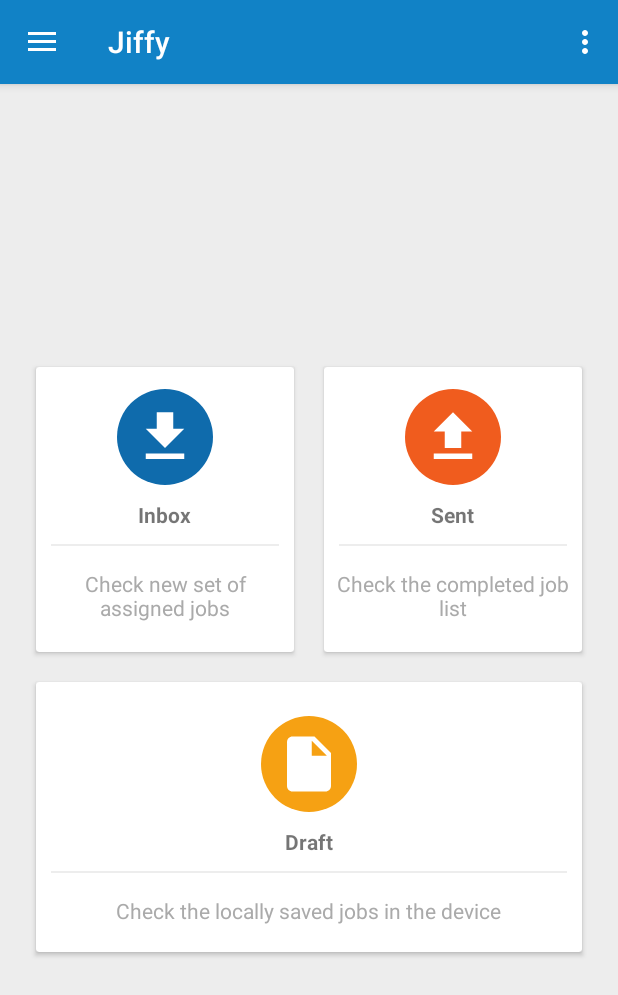
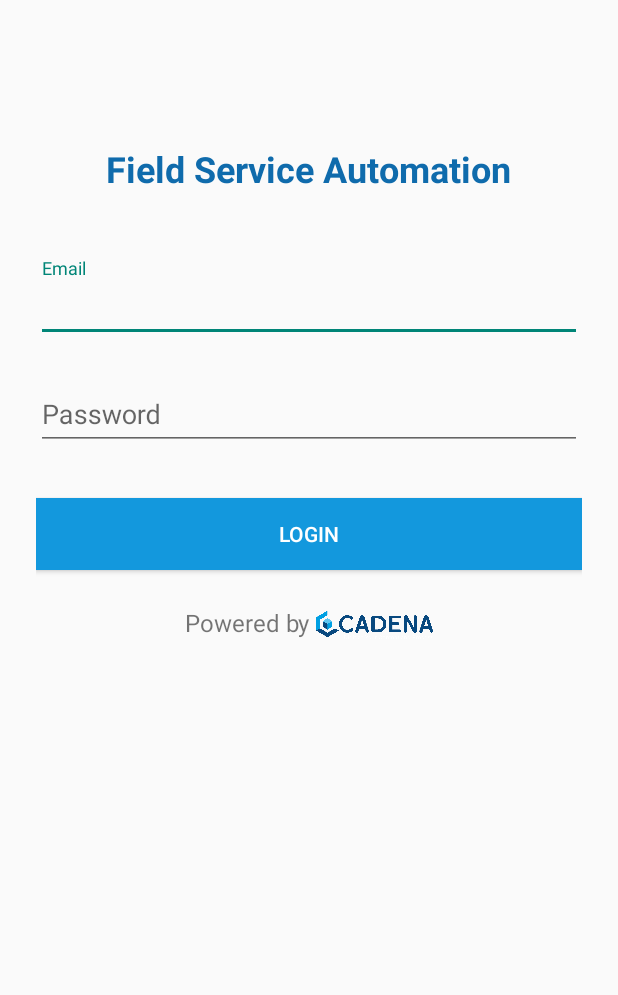
Before and after one commit to SumanBandopadhyay/IntelligentSurveyManagement, an Android app: the screen it shows after launch (DigitalFormActivity before the commit, LoginActivity after it), on a phone screen of 412 x 824 dp. Shown: the top 995 px of the screen. Run offline under Robolectric (Android 15) with nearby library versions, the phone set to English and light mode, and no system bars.

Commit message:
Author: Poulami Bhose Time: 22-8-2018 05:54PM Description: Login Page Design

```diff
--- a/app/build.gradle
+++ b/app/build.gradle
@@ -24,6 +24,7 @@ android {
         sourceCompatibility 1.8
     }
 }
+
 
 
 dependencies {
--- a/app/src/main/AndroidManifest.xml
+++ b/app/src/main/AndroidManifest.xml
@@ -2,6 +2,12 @@
 <manifest xmlns:android="http://schemas.android.com/apk/res/android"
     package="com.example.suman.intelligentsurveymanagement">
 
+    <uses-permission android:name="android.permission.INTERNET" />
+    <uses-permission android:name="android.permission.CAMERA" />
+    <uses-permission android:name="android.permission.ACCESS_FINE_LOCATION" />
+    <uses-permission android:name="android.permission.ACCESS_COARSE_LOCATION" />
+    <uses-permission android:name="android.permission.READ_EXTERNAL_STORAGE" />
+    <uses-permission android:name="android.permission.WRITE_EXTERNAL_STORAGE" />
 
     <application
         android:allowBackup="true"
@@ -12,27 +18,29 @@
         android:theme="@style/AppTheme.NoActionBar">
         <activity
             android:name="intelligentsurveymanagement.activities.DigitalFormActivity"
+            android:configChanges="orientation|screenSize|keyboardHidden"
             android:label="@string/app_name"
-            android:configChanges="orientation|screenSize|keyboardHidden"
             android:theme="@style/AppTheme.NoActionBar">
             <intent-filter>
                 <action android:name="android.intent.action.MAIN" />
 
-                <category android:name="android.intent.category.LAUNCHER" />
+                <!--<category android:name="android.intent.category.LAUNCHER" />-->
             </intent-filter>
         </activity>
 
         <meta-data
             android:name="com.google.android.geo.API_KEY"
-            android:value="AIzaSyB8rZGBrqx9Fp43FuZ2fdwTG8oPeGiVWlI"/>
+            android:value="AIzaSyB8rZGBrqx9Fp43FuZ2fdwTG8oPeGiVWlI" />
 
+        <activity
+            android:name="intelligentsurveymanagement.activities.LoginActivity"
+            android:label="@string/app_name"
+            android:theme="@style/AppThemeLogin.NoActionBar">
+            <intent-filter>
+                <action android:name="android.intent.action.MAIN" />
+                <category android:name="android.intent.category.LAUNCHER" />
+            </intent-filter>
+        </activity>
     </application>
 
-    <uses-permission android:name="android.permission.INTERNET" />
-    <uses-permission android:name="android.permission.CAMERA" />
-    <uses-permission android:name="android.permission.ACCESS_FINE_LOCATION" />
-    <uses-permission android:name="android.permission.ACCESS_COARSE_LOCATION" />
-    <uses-permission android:name="android.permission.READ_EXTERNAL_STORAGE" />
-    <uses-permission android:name="android.permission.WRITE_EXTERNAL_STORAGE" />
-
 </manifest>
--- /dev/null
+++ b/app/src/main/java/intelligentsurveymanagement/activities/LoginActivity.java
@@ -0,0 +1,27 @@
+package intelligentsurveymanagement.activities;
+
+import android.os.Bundle;
+import android.support.design.widget.FloatingActionButton;
+import android.support.design.widget.Snackbar;
+import android.support.v7.app.ActionBar;
+import android.support.v7.app.AppCompatActivity;
+import android.support.v7.widget.Toolbar;
+import android.view.View;
+
+import com.example.suman.intelligentsurveymanagement.R;
+
+public class LoginActivity extends AppCompatActivity {
+
+    @Override
+    protected void onCreate(Bundle savedInstanceState) {
+        super.onCreate(savedInstanceState);
+        setContentView(R.layout.activity_login);
+//        Toolbar toolbar = (Toolbar) findViewById(R.id.toolbar);
+//        setSupportActionBar(toolbar);
+//        toolbar.setVisibility();
+        //ActionBar actionBar = getSupportActionBar();
+        //actionBar.hide();
+
+    }
+
+}
--- /dev/null
+++ b/app/src/main/res/layout/activity_login.xml
@@ -0,0 +1,25 @@
+<?xml version="1.0" encoding="utf-8"?>
+<android.support.design.widget.CoordinatorLayout xmlns:android="http://schemas.android.com/apk/res/android"
+    xmlns:app="http://schemas.android.com/apk/res-auto"
+    xmlns:tools="http://schemas.android.com/tools"
+    android:layout_width="match_parent"
+    android:layout_height="match_parent"
+    tools:context="intelligentsurveymanagement.activities.LoginActivity">
+
+    <!--<android.support.design.widget.AppBarLayout-->
+        <!--android:layout_width="match_parent"-->
+        <!--android:layout_height="wrap_content"-->
+        <!--android:theme="@style/AppTheme.AppBarOverlay">-->
+
+        <!--<android.support.v7.widget.Toolbar-->
+            <!--android:id="@+id/toolbar"-->
+            <!--android:layout_width="match_parent"-->
+            <!--android:layout_height="?attr/actionBarSize"-->
+            <!--android:background="?attr/colorPrimary"-->
+            <!--app:popupTheme="@style/Theme.AppCompat.NoActionBar" />-->
+
+    <!--</android.support.design.widget.AppBarLayout>-->
+
+    <include layout="@layout/content_login" />
+
+</android.support.design.widget.CoordinatorLayout>
--- /dev/null
+++ b/app/src/main/res/layout/content_login.xml
@@ -0,0 +1,113 @@
+<?xml version="1.0" encoding="utf-8"?>
+<ScrollView xmlns:android="http://schemas.android.com/apk/res/android"
+    xmlns:app="http://schemas.android.com/apk/res-auto"
+    xmlns:tools="http://schemas.android.com/tools"
+    android:layout_width="match_parent"
+    android:layout_height="match_parent"
+    app:layout_behavior="@string/appbar_scrolling_view_behavior"
+    tools:context="intelligentsurveymanagement.activities.LoginActivity"
+    tools:showIn="@layout/activity_login">
+
+    <LinearLayout
+        android:layout_width="match_parent"
+        android:layout_height="wrap_content"
+        android:orientation="vertical"
+        android:paddingTop="96dp"
+        android:paddingLeft="24dp"
+        android:paddingRight="24dp">
+
+
+        <TextView
+            android:layout_width="359dp"
+            android:layout_height="wrap_content"
+            android:layout_gravity="center"
+            android:text="Field Service Automation"
+            android:textAlignment="center"
+            android:textColor="#0F6BAC"
+            android:textSize="24dp"
+            android:textStyle="bold"
+            android:layout_marginBottom="35dp"/>
+        <!--<ImageView android:src="@drawable/logo"-->
+        <!--android:layout_width="wrap_content"-->
+        <!--android:layout_height="72dp"-->
+        <!--android:layout_marginBottom="24dp"-->
+        <!--android:layout_gravity="center_horizontal" />-->
+
+        <!-- Email Label -->
+        <android.support.design.widget.TextInputLayout
+            android:layout_width="match_parent"
+            android:layout_height="wrap_content"
+            android:layout_marginTop="8dp"
+            android:layout_marginBottom="8dp">
+            <EditText android:id="@+id/input_email"
+                android:layout_width="match_parent"
+                android:layout_height="wrap_content"
+                android:inputType="textEmailAddress"
+                android:hint="Email" />
+        </android.support.design.widget.TextInputLayout>
+
+        <!-- Password Label -->
+        <android.support.design.widget.TextInputLayout
+            android:layout_width="match_parent"
+            android:layout_height="wrap_content"
+            android:layout_marginTop="8dp"
+            android:layout_marginBottom="8dp">
+            <EditText android:id="@+id/input_password"
+                android:layout_width="match_parent"
+                android:layout_height="wrap_content"
+                android:inputType="textPassword"
+                android:hint="Password"/>
+        </android.support.design.widget.TextInputLayout>
+
+        <android.support.v7.widget.AppCompatButton
+            android:id="@+id/btn_login"
+            android:layout_width="fill_parent"
+            android:layout_height="wrap_content"
+            android:layout_marginTop="24dp"
+            android:layout_marginBottom="24dp"
+            android:padding="12dp"
+            android:text="Login"
+            android:textColor="#fff"
+            android:background="#1398DD"/>
+
+        <LinearLayout
+            android:layout_width="wrap_content"
+            android:layout_height="wrap_content"
+            android:orientation="horizontal"
+            android:layout_gravity="center">
+            <TextView android:id="@+id/powered_by"
+                android:layout_width="fill_parent"
+                android:layout_height="wrap_content"
+                android:layout_marginBottom="24dp"
+                android:text="Powered by "
+                android:textSize="16dip"/>
+            <!--<TextView android:id="@+id/company_name"-->
+            <!--android:layout_width="fill_parent"-->
+            <!--android:layout_height="wrap_content"-->
+            <!--android:layout_marginBottom="24dp"-->
+            <!--android:text="Cadena"-->
+            <!--android:textColor="@color/colorPrimary"-->
+            <!--android:gravity="center"-->
+            <!--android:textSize="16dip"/>-->
+            <ImageView
+                android:layout_width="78dp"
+                android:layout_height="26dp"
+                android:layout_marginBottom="24dp"
+                android:src="@drawable/logo" />
+        </LinearLayout>
+        <!--<LinearLayout-->
+        <!--android:layout_width="match_parent"-->
+        <!--android:layout_height="wrap_content"-->
+        <!--android:orientation="horizontal"-->
+        <!--android:layout_alignParentBottom="true">-->
+        <!--<TextView-->
+        <!--android:layout_width="0dp"-->
+        <!--android:layout_height="wrap_content"-->
+        <!--android:text="Powered by"-->
+        <!--android:layout_weight="1"-->
+        <!--android:textAlignment="viewEnd"/>-->
+
+
+        <!--</LinearLayout>-->
+    </LinearLayout>
+</ScrollView>
--- a/app/src/main/res/values/strings.xml
+++ b/app/src/main/res/values/strings.xml
@@ -18,5 +18,6 @@
     <string name="are_you_working_around_live_system">Are you working around live system?</string>
     <string name="job_id">Job Id : </string>
     <string name="firstTimeAppLaunch">first_time</string>
+    <string name="title_activity_login">LoginActivity</string>
 
 </resources>
--- a/app/src/main/res/values/styles.xml
+++ b/app/src/main/res/values/styles.xml
@@ -13,6 +13,10 @@
         <item name="windowNoTitle">true</item>
     </style>
 
+    <style name="AppThemeLogin.NoActionBar">
+        <item name="windowActionBar">false</item>
+        <item name="windowNoTitle">true</item>
+    </style>
     <style name="AppTheme.AppBarOverlay" parent="ThemeOverlay.AppCompat.Dark.ActionBar" />
 
     <style name="AppTheme.PopupOverlay" parent="ThemeOverlay.AppCompat.Light" />
@@ -22,4 +26,13 @@
         <item name="colorControlActivated">@color/colorYellow</item>
     </style>
 
+    <style name="AppTheme.NoActionBar.AppBarOverlay" parent="ThemeOverlay.AppCompat.Dark.ActionBar" />
+
+    <style name="AppTheme.NoActionBar.PopupOverlay" parent="ThemeOverlay.AppCompat.Light" />
+
+    <style name="AppThemeLogin" parent="Theme.AppCompat.Light.NoActionBar">
+        <item name="android:windowTranslucentStatus">true</item>
+        <item name="android:windowTranslucentNavigation">true</item>
+    </style>
+
 </resources>
```
Also changed, not shown: app/src/main/res/drawable/logo.png (added).
